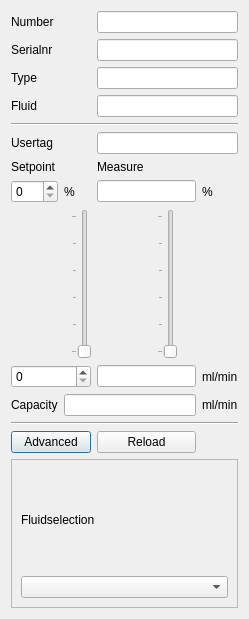
Old version of the form ui/flowchannel.ui in the repository ArJKloek/FlowControl.
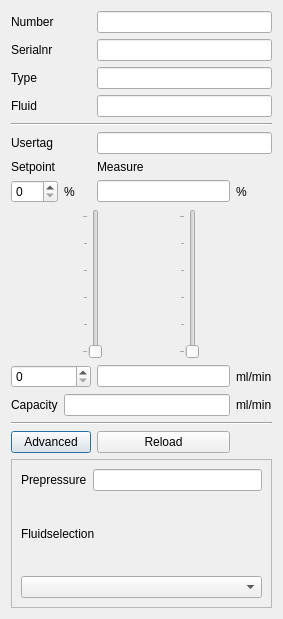
New version of the form.

```diff
--- a/ui/flowchannel.ui
+++ b/ui/flowchannel.ui
@@ -6,7 +6,7 @@
    <rect>
     <x>0</x>
     <y>0</y>
-    <width>249</width>
+    <width>283</width>
     <height>619</height>
    </rect>
   </property>
@@ -221,16 +221,30 @@
       <enum>QFrame::Raised</enum>
      </property>
      <layout class="QGridLayout" name="gridLayout_5">
-      <item row="0" column="0">
+      <item row="1" column="0">
        <widget class="QLabel" name="label_2">
         <property name="text">
          <string>Fluidselection</string>
         </property>
        </widget>
       </item>
-      <item row="1" column="0">
+      <item row="2" column="0">
        <widget class="QComboBox" name="cb_fluids"/>
       </item>
+      <item row="0" column="0">
+       <layout class="QGridLayout" name="gridLayout_2">
+        <item row="1" column="0">
+         <widget class="QLabel" name="label_3">
+          <property name="text">
+           <string>Prepressure</string>
+          </property>
+         </widget>
+        </item>
+        <item row="1" column="1">
+         <widget class="QLineEdit" name="le_pressure"/>
+        </item>
+       </layout>
+      </item>
      </layout>
     </widget>
    </item>
```
